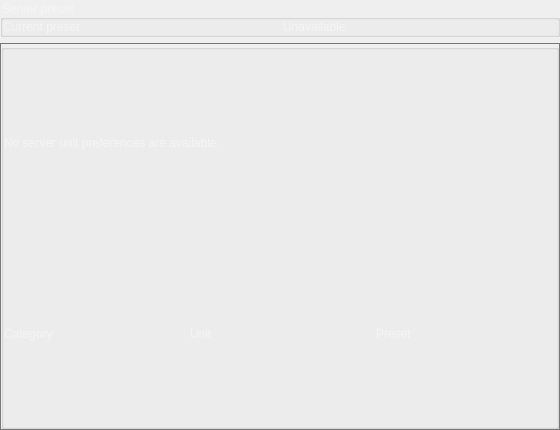
OpenFairWind/FairWindSK, file ui/settings/Units.ui: the form before one commit.
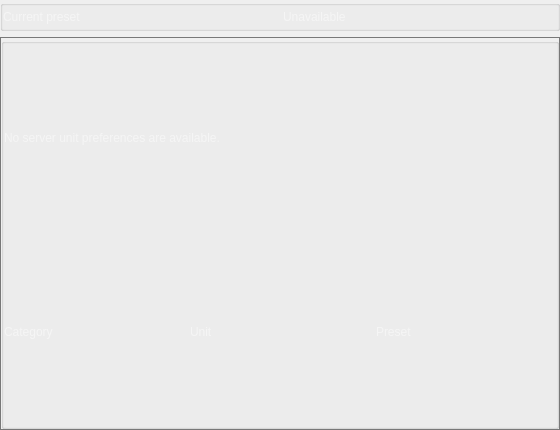
The form after the commit.

What changed in the file:
```diff
--- a/ui/settings/Units.ui
+++ b/ui/settings/Units.ui
@@ -44,7 +44,7 @@
    <item>
     <widget class="QGroupBox" name="groupBox_ServerPreset">
      <property name="title">
-      <string>Server preset</string>
+      <string/>
      </property>
      <layout class="QGridLayout" name="gridLayout_ServerPreset">
       <property name="leftMargin">
```
